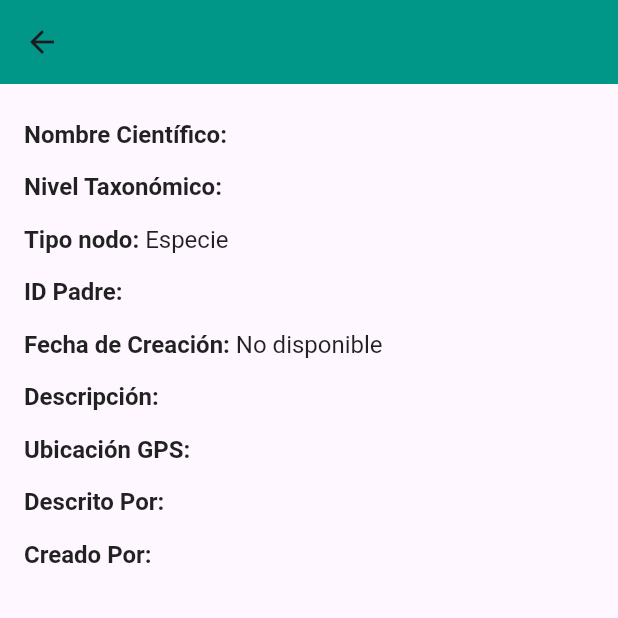
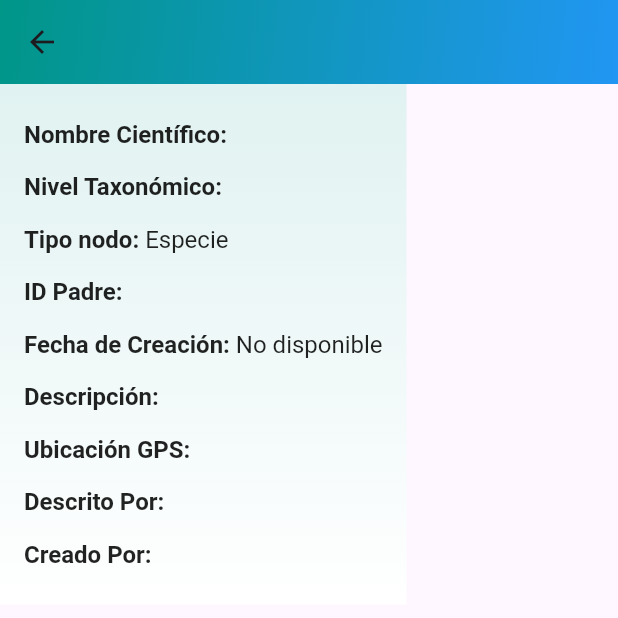
Before and after one commit to barkalez/catataxo, a Flutter app: the ViewTaxScreen screen opened directly with empty values, on a phone screen of 412 x 824 dp, the top half of it. Run offline on Flutter 3.47's test engine with Material 3 defaults, Android fonts, the light colour scheme and no system bars; our stand-ins replace cloud_firestore, firebase_auth, firebase_core, flutter_form_builder, google_sign_in, logger; missing offline and left inert: animated_tree_view, form_builder_extra_fields; accounts and stored records are empty.

Commit message:
Restructuracion 7 view_tax_screen

```diff
--- a/lib/screens/view_tax_screen.dart
+++ b/lib/screens/view_tax_screen.dart
@@ -1,104 +1,31 @@
 import 'package:flutter/material.dart';
-import 'package:logger/logger.dart';
+import '../utils/logger.dart';
+import '../widgets/custom_app_bar.dart';
+import '../widgets/taxon_view_content.dart';
+import '../constants/app_styles.dart';
 
-class ViewTaxScreen extends StatefulWidget {
+class ViewTaxScreen extends StatelessWidget {
   final Map<String, dynamic> taxonData;
 
   const ViewTaxScreen({super.key, required this.taxonData});
 
   @override
-  State<ViewTaxScreen> createState() => _ViewTaxScreenState();
-}
-
-class _ViewTaxScreenState extends State<ViewTaxScreen> {
-  final Logger _logger = Logger(
-    printer: PrettyPrinter(
-      methodCount: 2,
-      errorMethodCount: 8,
-      lineLength: 120,
-      colors: true,
-      printEmojis: true,
-      dateTimeFormat: DateTimeFormat.onlyTimeAndSinceStart,
-    ),
-  );
-
-  @override
-  void initState() {
-    super.initState();
-    _logger.d('Datos del taxón en ViewTaxScreen: ${widget.taxonData}');
-    // Log adicional para verificar específicamente el campo 'creado_por'
-    _logger.i('Valor de creado_por: ${widget.taxonData['creado_por']}');
-  }
-
-  @override
   Widget build(BuildContext context) {
-    // Formatear createdAt si existe y es un DateTime
-    String formattedCreatedAt = 'No disponible';
-    if (widget.taxonData['createdAt'] != null && widget.taxonData['createdAt'] is DateTime) {
-      formattedCreatedAt = widget.taxonData['createdAt'].toString();
-    }
-
-    // Traducir 'tipo_nodo' a español
-    String tipoNodoDisplay = 'No disponible';
-    if (widget.taxonData['tipo_nodo'] != null) {
-      tipoNodoDisplay = widget.taxonData['tipo_nodo'] == 'taxon' ? 'Taxón' : 'Especie';
-    }
+    final logger = AppLogger.instance;
+    logger.d('Datos del taxón en ViewTaxScreen: $taxonData');
+    logger.i('Valor de creado_por: ${taxonData['creado_por']}');
 
     return Scaffold(
-      appBar: AppBar(
-        title: Text(widget.taxonData['nombre_cientifico'] ?? 'Taxón'),
-        backgroundColor: Colors.teal,
+      appBar: CustomAppBar(
+        title: taxonData['nombre_cientifico'] ?? 'Taxón',
         leading: IconButton(
           icon: const Icon(Icons.arrow_back),
           onPressed: () => Navigator.pop(context),
         ),
       ),
-      body: Padding(
-        padding: const EdgeInsets.all(16.0),
-        child: SingleChildScrollView(
-          child: Column(
-            crossAxisAlignment: CrossAxisAlignment.start,
-            children: [
-              if (widget.taxonData['nombre_cientifico'] != null)
-                _buildField('Nombre Científico', widget.taxonData['nombre_cientifico'].toString()),
-              _buildField('Nivel Taxonómico', widget.taxonData['nivel_taxonomico']),
-              _buildField('Tipo nodo', tipoNodoDisplay),
-              _buildField('ID Padre', widget.taxonData['padre_id']),
-              _buildField('Fecha de Creación', formattedCreatedAt),
-              if (widget.taxonData['descripcion'] != null)
-                _buildField('Descripción', widget.taxonData['descripcion'].toString()),
-              if (widget.taxonData['localizacion_gps'] != null)
-                _buildField('Ubicación GPS', widget.taxonData['localizacion_gps'].toString()),
-              if (widget.taxonData['descrito_por'] != null)
-                _buildField('Descrito Por', widget.taxonData['descrito_por']),
-              if (widget.taxonData['creado_por'] != null)
-                _buildField('Creado Por', widget.taxonData['creado_por']), // Mostrar el alias del creador
-            ],
-          ),
-        ),
-      ),
-    );
-  }
-
-  Widget _buildField(String label, dynamic value) {
-    return Padding(
-      padding: const EdgeInsets.symmetric(vertical: 8.0),
-      child: RichText(
-        text: TextSpan(
-          style: const TextStyle(
-            fontSize: 16,
-            color: Colors.black87,
-          ),
-          children: [
-            TextSpan(
-              text: '$label: ',
-              style: const TextStyle(fontWeight: FontWeight.bold),
-            ),
-            TextSpan(
-              text: value?.toString() ?? 'No disponible',
-            ),
-          ],
-        ),
+      body: Container(
+        decoration: BoxDecoration(gradient: AppStyles.bodyGradient),
+        child: TaxonViewContent(taxonData: taxonData),
       ),
     );
   }
--- a/lib/widgets/custom_app_bar.dart
+++ b/lib/widgets/custom_app_bar.dart
@@ -3,8 +3,13 @@ import '../constants/app_styles.dart';
 
 class CustomAppBar extends StatelessWidget implements PreferredSizeWidget {
   final String title;
+  final Widget? leading; // Hacer leading opcional
 
-  const CustomAppBar({super.key, required this.title});
+  const CustomAppBar({
+    super.key,
+    required this.title,
+    this.leading,
+  });
 
   @override
   Widget build(BuildContext context) {
@@ -22,6 +27,7 @@ class CustomAppBar extends StatelessWidget implements PreferredSizeWidget {
         decoration: const BoxDecoration(gradient: AppStyles.appBarGradient),
       ),
       elevation: 4,
+      leading: leading, // Usar el leading si se proporciona
     );
   }
 
--- /dev/null
+++ b/lib/widgets/taxon_field.dart
@@ -0,0 +1,32 @@
+import 'package:flutter/material.dart';
+
+class TaxonField extends StatelessWidget {
+  final String label;
+  final dynamic value;
+
+  const TaxonField({super.key, required this.label, required this.value});
+
+  @override
+  Widget build(BuildContext context) {
+    return Padding(
+      padding: const EdgeInsets.symmetric(vertical: 8.0),
+      child: RichText(
+        text: TextSpan(
+          style: const TextStyle(
+            fontSize: 16,
+            color: Colors.black87,
+          ),
+          children: [
+            TextSpan(
+              text: '$label: ',
+              style: const TextStyle(fontWeight: FontWeight.bold),
+            ),
+            TextSpan(
+              text: value?.toString() ?? 'No disponible',
+            ),
+          ],
+        ),
+      ),
+    );
+  }
+}
--- /dev/null
+++ b/lib/widgets/taxon_view_content.dart
@@ -0,0 +1,50 @@
+import 'package:flutter/material.dart';
+import 'taxon_field.dart';
+
+class TaxonViewContent extends StatelessWidget {
+  final Map<String, dynamic> taxonData;
+
+  const TaxonViewContent({super.key, required this.taxonData});
+
+  String _formatCreatedAt() {
+    if (taxonData['createdAt'] != null && taxonData['createdAt'] is DateTime) {
+      return taxonData['createdAt'].toString();
+    }
+    return 'No disponible';
+  }
+
+  String _translateTipoNodo() {
+    if (taxonData['tipo_nodo'] != null) {
+      return taxonData['tipo_nodo'] == 'taxon' ? 'Taxón' : 'Especie';
+    }
+    return 'No disponible';
+  }
+
+  @override
+  Widget build(BuildContext context) {
+    return Padding(
+      padding: const EdgeInsets.all(16.0),
+      child: SingleChildScrollView(
+        child: Column(
+          crossAxisAlignment: CrossAxisAlignment.start,
+          children: [
+            if (taxonData['nombre_cientifico'] != null)
+              TaxonField(label: 'Nombre Científico', value: taxonData['nombre_cientifico'].toString()),
+            TaxonField(label: 'Nivel Taxonómico', value: taxonData['nivel_taxonomico']),
+            TaxonField(label: 'Tipo nodo', value: _translateTipoNodo()),
+            TaxonField(label: 'ID Padre', value: taxonData['padre_id']),
+            TaxonField(label: 'Fecha de Creación', value: _formatCreatedAt()),
+            if (taxonData['descripcion'] != null)
+              TaxonField(label: 'Descripción', value: taxonData['descripcion'].toString()),
+            if (taxonData['localizacion_gps'] != null)
+              TaxonField(label: 'Ubicación GPS', value: taxonData['localizacion_gps'].toString()),
+            if (taxonData['descrito_por'] != null)
+              TaxonField(label: 'Descrito Por', value: taxonData['descrito_por']),
+            if (taxonData['creado_por'] != null)
+              TaxonField(label: 'Creado Por', value: taxonData['creado_por']),
+          ],
+        ),
+      ),
+    );
+  }
+}
```
